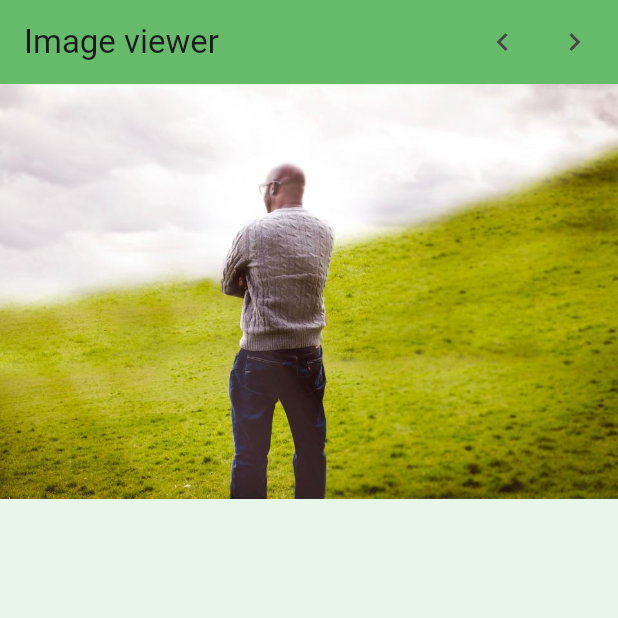
After one commit to Sophavisnuka/Week6-Stateful-Widget, a Flutter app: the ImageSlider screen opened directly, after a tap on the "navigate before" icon, on a phone screen of 412 x 824 dp, the top half of it. The commit adds this screen. Run offline on Flutter 3.47's test engine with Material 3 defaults, Android fonts, the light colour scheme and no system bars.

Commit message:
Exercise 3 done

```diff
--- a/lib/EX-1/main.dart
+++ b/lib/EX-1/main.dart
@@ -70,7 +70,7 @@ class _ButtonStyleState extends State<ButtonStyle> {
             ),
           )
         ),
-      ),
+      )
     );
   }
 }
--- /dev/null
+++ b/lib/EX-3/main.dart
@@ -0,0 +1,76 @@
+import 'package:flutter/material.dart';
+
+List<String> images = [
+  "assets/w4-s2/bird.jpg",
+  "assets/w4-s2/bird2.jpg",
+  "assets/w4-s2/insect.jpg",
+  "assets/w4-s2/girl.jpg",
+  "assets/w4-s2/man.jpg",
+];
+
+
+
+void main() => runApp(MaterialApp(
+  debugShowCheckedModeBanner: false, // Why this line ? Can you explain it ?
+  // this line is to remoe the debug banner shown on the top right corner of the app
+  home: ImageSlider(),
+));
+
+class ImageSlider extends StatefulWidget {
+
+  const ImageSlider({
+    super.key,
+  });
+
+  @override
+  State<ImageSlider> createState() => _ImageSliderState();
+}
+
+class _ImageSliderState extends State<ImageSlider> {
+  int currentIndex = 0;
+  void nextImages() {
+    setState(() {
+      currentIndex++;
+      // if currentindex = 5, then goes back to 0
+      if (currentIndex >= images.length) {
+        currentIndex = 0;
+      }
+    });
+  }
+
+  void previousImages() {
+    setState(() {
+      currentIndex--;
+      if (currentIndex < 0) {
+        currentIndex = images.length - 1;
+      }
+    });
+  }
+
+  @override
+  Widget build(BuildContext context) {
+    return Scaffold(
+      backgroundColor: Colors.green[50],
+      appBar: AppBar(
+        backgroundColor: Colors.green[400],
+        title: const Text('Image viewer'),
+        actions: <Widget>[
+          IconButton(
+            icon: const Icon(Icons.navigate_before),
+            tooltip: 'Go to the previous image',
+            onPressed: previousImages,
+          ),
+          Padding(
+            padding: const EdgeInsets.only(right: 5),
+            child: IconButton(
+              icon: const Icon(Icons.navigate_next),
+              tooltip: 'Go to the next image',
+              onPressed: nextImages,
+            ),
+          ),
+        ],
+      ),
+      body: Image.asset(images[currentIndex]),
+    );
+  }
+}
--- a/pubspec.yaml
+++ b/pubspec.yaml
@@ -59,9 +59,8 @@ flutter:
   uses-material-design: true
 
   # To add assets to your application, add an assets section, like this:
-  # assets:
-  #   - images/a_dot_burr.jpeg
-  #   - images/a_dot_ham.jpeg
+  assets:
+    - assets/w4-s2/
 
   # An image asset can refer to one or more resolution-specific "variants", see
   # https://flutter.dev/to/resolution-aware-images
```
Also changed, not shown: lib/EX-3/ex_3_start.dart (deleted, +0 -36 lines), assets/w4-s2/bird.jpg (renamed from lib/EX-3/w4-s2/bird.jpg), assets/w4-s2/bird2.jpg (renamed from lib/EX-3/w4-s2/bird2.jpg), assets/w4-s2/girl.jpg (renamed from lib/EX-3/w4-s2/girl.jpg), assets/w4-s2/insect.jpg (renamed from lib/EX-3/w4-s2/insect.jpg), assets/w4-s2/man.jpg (renamed from lib/EX-3/w4-s2/man.jpg).
